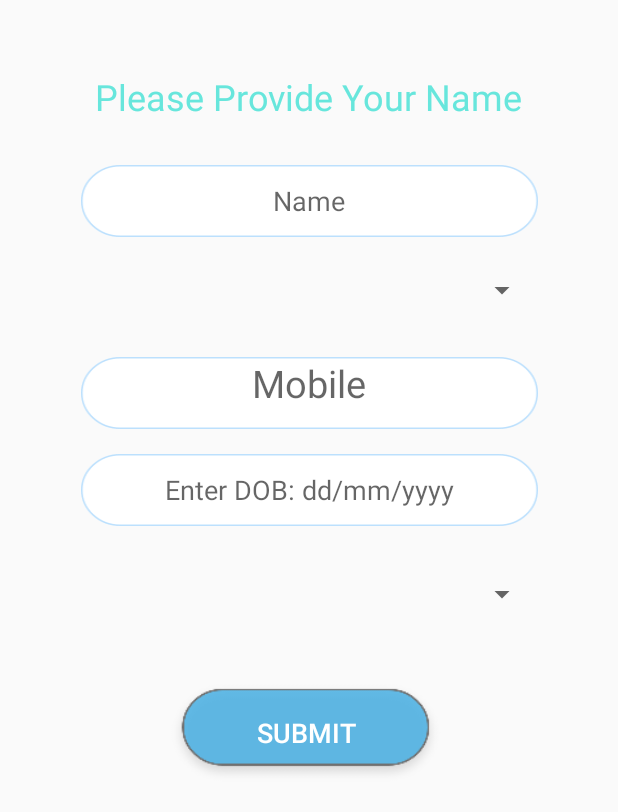
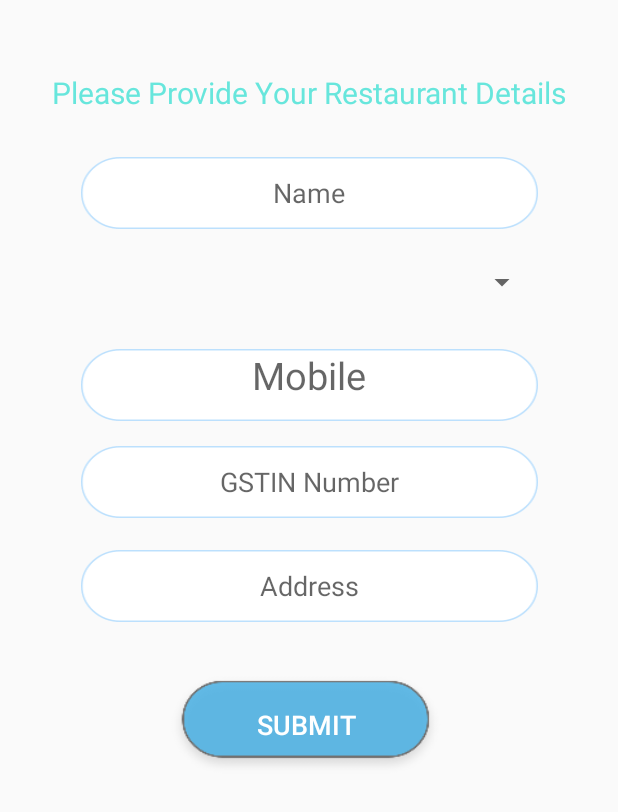
Before and after one commit to astlerussel/Is_It_Vacant_Restaurant_Manager, an Android app: the layout activity_home_name.xml on its own in the app's theme, with its tools: preview values and no code run, on a phone screen of 412 x 824 dp. Shown: the top 812 px of the screen. Run offline under Robolectric (Android 15) with nearby library versions, the phone set to English and light mode, and no system bars.

Commit message:
resto done

```diff
--- a/app/build.gradle
+++ b/app/build.gradle
@@ -8,6 +8,7 @@ android {
         applicationId "com.example.isitvacantrestaurantmanager"
         minSdkVersion 17
         targetSdkVersion 28
+        multiDexEnabled true
         versionCode 1
         versionName "1.0"
         testInstrumentationRunner "androidx.test.runner.AndroidJUnitRunner"
--- a/app/src/main/res/layout/activity_home_name.xml
+++ b/app/src/main/res/layout/activity_home_name.xml
@@ -7,39 +7,40 @@
     tools:context=".HomeName">
 
 
+    <EditText
+        android:id="@+id/enter_addr_field"
+        android:layout_width="304dp"
+        android:layout_height="wrap_content"
+        android:layout_below="@+id/details_text"
+        android:layout_alignParentStart="true"
+        android:layout_alignParentLeft="true"
+
+        android:layout_alignParentEnd="true"
+
+        android:layout_alignParentRight="true"
+        android:layout_centerHorizontal="true"
+        android:layout_marginStart="54dp"
+        android:layout_marginLeft="54dp"
+        android:layout_marginTop="291dp"
+        android:layout_marginEnd="53dp"
+        android:layout_marginRight="53dp"
+        android:background="@drawable/inputss"
+        android:hint="Address"
+        android:inputType="text"
+        android:textAlignment="center"
+        android:textColorLink="#000000" />
+
     <TextView
         android:id="@+id/details_text"
         android:layout_width="wrap_content"
         android:layout_height="wrap_content"
+        android:layout_centerHorizontal="true"
         android:layout_marginStart="8dp"
         android:layout_marginTop="48dp"
         android:layout_marginEnd="8dp"
-        android:text="Please Provide Your Name"
+        android:text="Please Provide Your Restaurant Details"
         android:textColor="#67E6DC"
-        android:textSize="24sp"
-        android:layout_centerHorizontal="true"
-        />
-
-    <Spinner
-        android:id="@+id/nationality_spinner2"
-
-
-        android:layout_width="wrap_content"
-
-
-        android:layout_height="42dp"
-        android:layout_alignParentStart="true"
-
-
-        android:layout_alignParentLeft="true"
-        android:layout_alignParentTop="true"
-        android:layout_alignParentEnd="true"
-        android:layout_alignParentRight="true"
-        android:layout_marginStart="54dp"
-        android:layout_marginLeft="54dp"
-        android:layout_marginTop="375dp"
-        android:layout_marginEnd="53dp"
-        android:layout_marginRight="53dp" />
+        android:textSize="20sp" />
 
     <EditText
         android:id="@+id/enter_name_field"
@@ -118,7 +119,7 @@
         android:layout_marginEnd="53dp"
         android:layout_marginRight="53dp"
         android:background="@drawable/inputss"
-        android:hint="Enter DOB: dd/mm/yyyy"
+        android:hint="GSTIN Number"
         android:inputType="text"
         android:textAlignment="center"
         android:textColorLink="#000000" />
--- a/app/src/main/res/values/strings.xml
+++ b/app/src/main/res/values/strings.xml
@@ -1,8 +1,8 @@
 <resources>
     <string-array name="genders">
-        <item>Male</item>
-        <item>Female</item>
-        <item>Others</item>
+        <item>Veg/Non-Veg</item>
+        <item>Pure Veg</item>
+        <item>Non-Veg</item>
 
     </string-array>
 
```
Also changed, not shown: app/src/main/AndroidManifest.xml (+9 -0 lines), app/src/main/java/com/example/isitvacantrestaurantmanager/HomeName.java (+19 -50 lines), app/src/main/java/com/example/isitvacantrestaurantmanager/MainActivity.java (+6 -6 lines).
